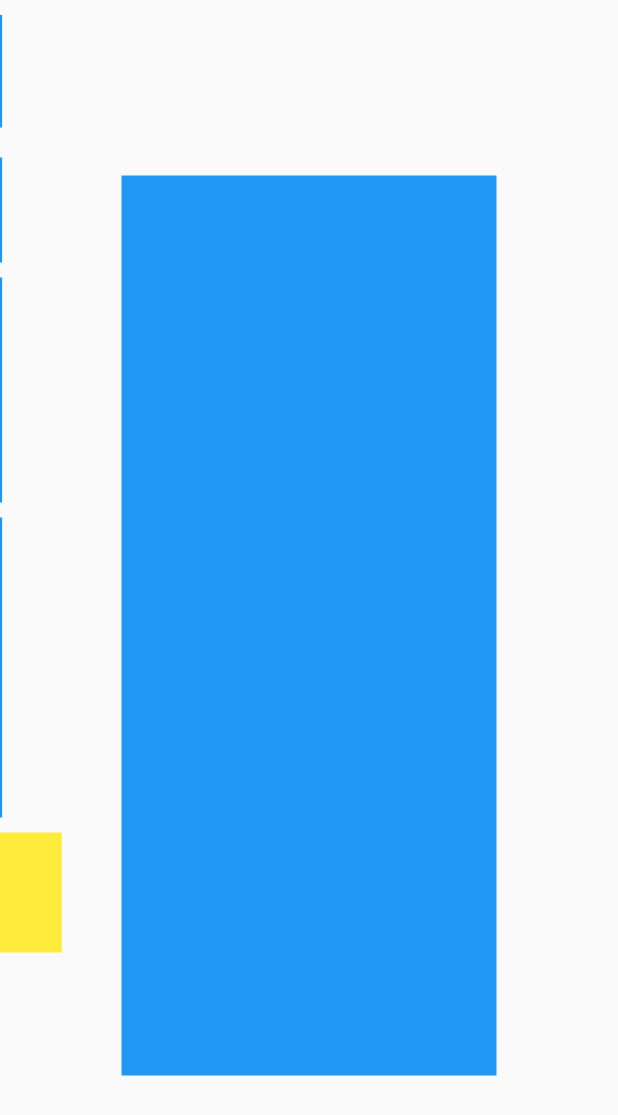
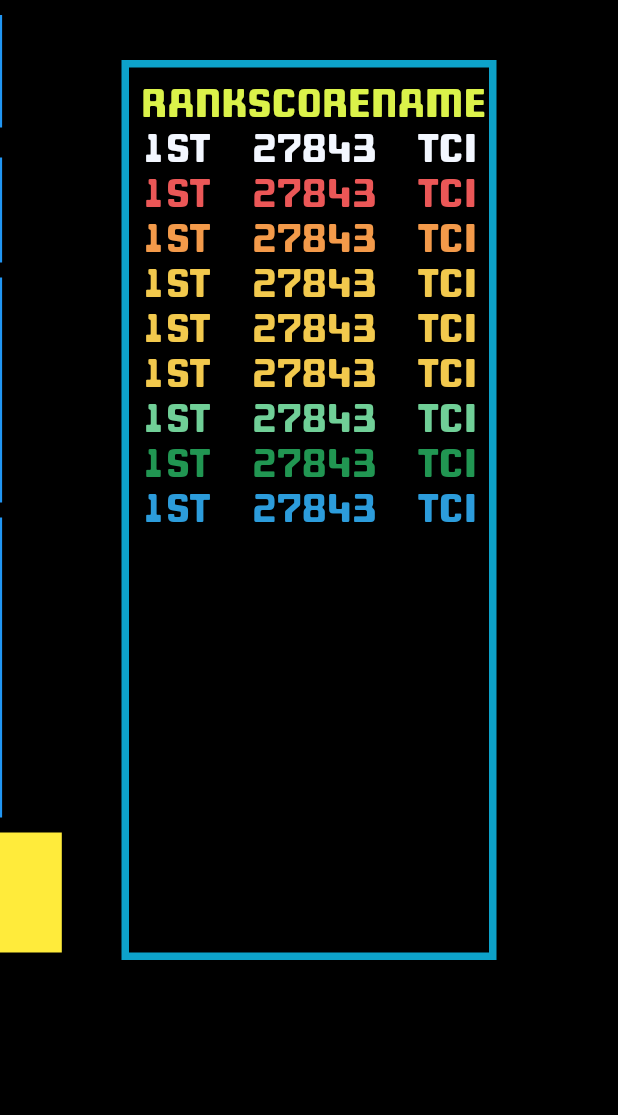
Before and after one commit to Team-Crushing-It/dripdrop, a Flutter app: the HomePage screen opened directly, swiped to page 3, on a phone screen of 412 x 824 dp. Shown: the top 1115 px of the screen. Run offline on Flutter 3.47's test engine with Material 2 defaults, Android fonts, the phone set to English and light mode, and no system bars; our stand-ins replace bloc, cloud_firestore, equatable, fl_chart, flutter_bloc; accounts and stored records are empty.

Commit message:
leaderboard

```diff
--- a/lib/pages/home_page.dart
+++ b/lib/pages/home_page.dart
@@ -11,8 +11,7 @@ class HomePage extends StatefulWidget {
 }
 
 class _HomePageState extends State<HomePage> {
-  PageController _controller =
-      PageController(initialPage: 1, viewportFraction: 0.8);
+  PageController _controller = PageController(initialPage: 1, viewportFraction: 0.8);
 
   @override
   void initState() {
@@ -22,6 +21,7 @@ class _HomePageState extends State<HomePage> {
   @override
   Widget build(BuildContext context) {
     return Scaffold(
+      backgroundColor: Colors.black,
       body: Container(
         child: PageView(
           controller: _controller,
@@ -31,6 +31,7 @@ class _HomePageState extends State<HomePage> {
             LeaderboardPage(),
           ],
         ),
-    ));
+      ),
+    );
   }
 }
--- a/lib/pages/leaderboard_page.dart
+++ b/lib/pages/leaderboard_page.dart
@@ -5,7 +5,14 @@ class LeaderboardPage extends StatelessWidget {
   @override
   Widget build(BuildContext context) {
     return Container(
-      child: Leaderboard(),
+      child: Column(
+        children: [
+          Container(
+            child: Text("USER LEADERBOARD", style: Theme.of(context).textTheme.headline6)
+          ),
+          Leaderboard(),
+        ],
+      ),
     );
   }
 }
--- a/lib/widgets/dash/profile.dart
+++ b/lib/widgets/dash/profile.dart
@@ -1,6 +1,6 @@
 import 'package:flutter/material.dart';
 
-class Profile extends StatelessWidget {
+class  Profile extends StatelessWidget {
 
   @override
   Widget build(BuildContext context) {
--- a/lib/widgets/leaderboard/leaderboard.dart
+++ b/lib/widgets/leaderboard/leaderboard.dart
@@ -1,10 +1,9 @@
+import 'file:///D:/Projects/dripdrop/lib/widgets/leaderboard/leaderboard_item.dart';
 import 'package:flutter/material.dart';
 
 import 'package:cloud_firestore/cloud_firestore.dart';
 
-
 class Leaderboard extends StatefulWidget {
-
   @override
   _LeaderboardState createState() => _LeaderboardState();
 }
@@ -12,17 +11,36 @@ class Leaderboard extends StatefulWidget {
 class _LeaderboardState extends State<Leaderboard> {
   final databaseReference = Firestore.instance;
 
-
   @override
   Widget build(BuildContext context) {
     return Center(
-        child: Container(
-      margin: const EdgeInsets.only(top: 10.0),
-      width: 250,
-      height: 600,
-      color: Colors.blue,
-      //Insert goodies here
-      child: null,
-    ));
+      child: Container(
+        margin: const EdgeInsets.only(top: 10.0),
+        padding: const EdgeInsets.all(8),
+        width: 250,
+        height: 600,
+        decoration: BoxDecoration(
+          border: Border.all(
+            color: Theme.of(context).accentColor,
+            width: 5
+          )
+        ),
+        //Insert goodies here
+        child: ListView(
+          children: [
+            LeaderboardItem(rank: "RANK", score: "SCORE", name: "NAME", color: Color(0xFFdbf24a),),
+            LeaderboardItem(rank: "1st", score: "27843", name: "TCi", color: Color(0xFFf3f7ff),),
+            LeaderboardItem(rank: "1st", score: "27843", name: "TCi", color: Color(0xFFeb5757),),
+            LeaderboardItem(rank: "1st", score: "27843", name: "TCi", color: Color(0xFFf39a4a),),
+            LeaderboardItem(rank: "1st", score: "27843", name: "TCi", color: Color(0xFFf2c94d),),
+            LeaderboardItem(rank: "1st", score: "27843", name: "TCi", color: Color(0xFFf2c94d),),
+            LeaderboardItem(rank: "1st", score: "27843", name: "TCi", color: Color(0xFFf2c94d),),
+            LeaderboardItem(rank: "1st", score: "27843", name: "TCi", color: Color(0xFF70cf97),),
+            LeaderboardItem(rank: "1st", score: "27843", name: "TCi", color: Color(0xFF219652),),
+            LeaderboardItem(rank: "1st", score: "27843", name: "TCi", color: Color(0xFF2c9cdb),),
+          ],
+        ),
+      ),
+    );
   }
 }
--- /dev/null
+++ b/lib/widgets/leaderboard/leaderboard_item.dart
@@ -0,0 +1,22 @@
+import 'package:flutter/material.dart';
+
+class LeaderboardItem extends StatelessWidget {
+  final String rank;
+  final String score;
+  final String name;
+  final Color color;
+
+  const LeaderboardItem({this.name, this.rank, this.score, this.color});
+  @override
+  Widget build(BuildContext context) {
+    return Row(
+      mainAxisAlignment: MainAxisAlignment.spaceBetween,
+      mainAxisSize: MainAxisSize.max,
+      children: [
+        Text(rank, style: TextStyle(fontFamily: "Wheaton", fontSize: 25, color: color),),
+        Text(score, style: TextStyle(fontFamily: "Wheaton", fontSize: 25, color: color),),
+        Text(name, style: TextStyle(fontFamily: "Wheaton", fontSize: 25, color: color),)
+      ],
+    );
+  }
+}
```
Also changed, not shown: lib/widgets/leaderboard.dart (deleted, +0 -28 lines), lib/widgets/leaderboard_item.dart (deleted, +0 -18 lines). Lines whose indentation alone changed are shown as unchanged.
